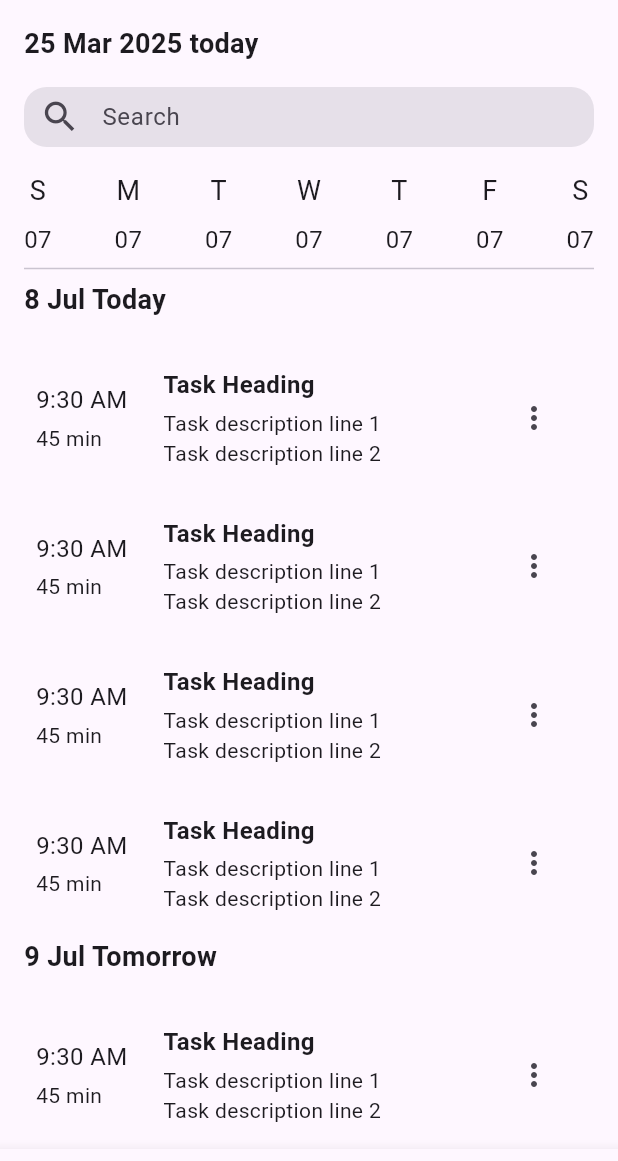
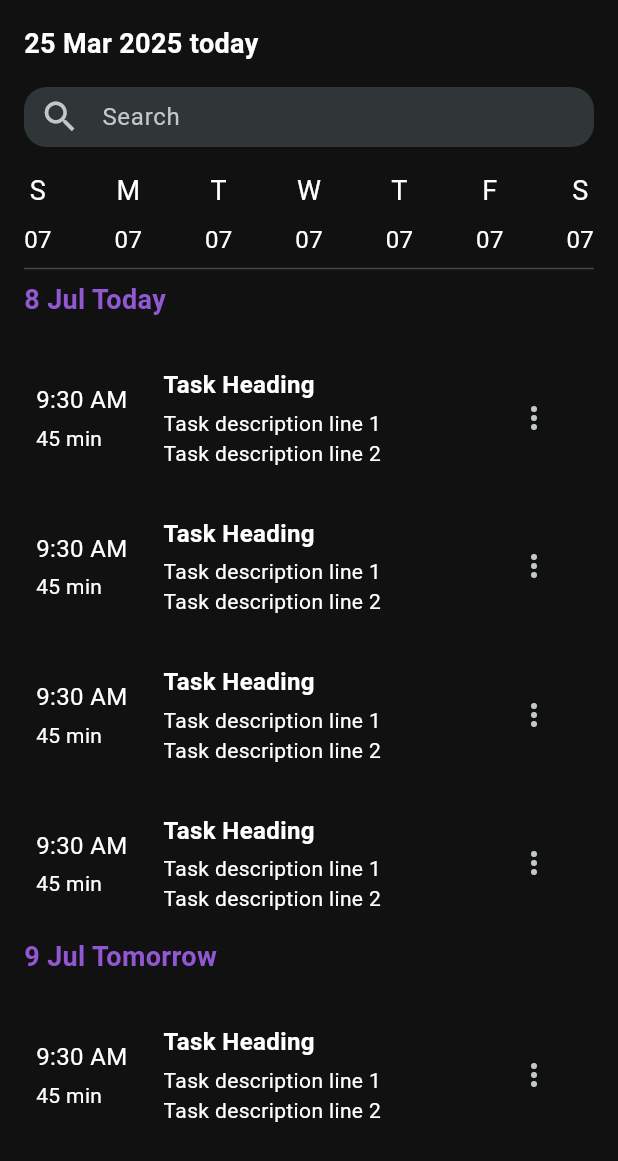
Before and after one commit to AdilUbaid/freezflow, a Flutter app: the screen it shows after launch, on a phone screen of 412 x 824 dp. Shown: the top 1161 px of the screen. Run offline on Flutter 3.47's test engine with Material 3 defaults, Android fonts, the phone set to English and light mode, and no system bars; our stand-ins replace easy_date_timeline, flex_color_scheme, flutter_hooks, hooks_riverpod.

Commit message:
theme initial setup

```diff
--- a/lib/main.dart
+++ b/lib/main.dart
@@ -1,7 +1,9 @@
 import 'package:flex_color_scheme/flex_color_scheme.dart';
+import 'package:flutter/foundation.dart';
 import 'package:flutter/material.dart';
 import 'package:flutter/services.dart';
-import 'package:freezflow/ui/home/color.dart';
+import 'package:freezflow/theme/app_theme.dart';
+// import 'package:freezflow/ui/home/color.dart';
 import 'package:freezflow/ui/home/home_screen.dart';
 import 'package:freezflow/ui/main_page.dart';
 
@@ -14,12 +16,19 @@ class MyApp extends StatelessWidget {
 
   @override
   Widget build(BuildContext context) {
-    SystemChrome.setSystemUIOverlayStyle(const SystemUiOverlayStyle(
-        statusBarColor: AppColors.background,
-        statusBarIconBrightness: Brightness.light));
+    SystemChrome.setSystemUIOverlayStyle(
+      const SystemUiOverlayStyle(
+          // statusBarColor: AppColors.background,
+          // statusBarIconBrightness: Brightness.light,
+          ),
+    );
     return MaterialApp(
       debugShowCheckedModeBanner: false,
-      darkTheme: FlexThemeData.dark(scheme: FlexScheme.green),
+      theme: AppTheme.dark,
+      // The Mandy red, dark theme.
+      darkTheme: AppTheme.dark,
+      // Use dark or light theme based on system setting.
+      themeMode: ThemeMode.system,
       home: const HomeScreen(),
     );
   }
--- a/lib/ui/components/timeline_view.dart
+++ b/lib/ui/components/timeline_view.dart
@@ -63,7 +63,9 @@ class TimelineView extends StatelessWidget {
               ),
             ),
             todayHighlightStyle: TodayHighlightStyle.withBackground,
-            todayHighlightColor: colorScheme.primaryContainer.withValues(alpha:0.3)),timeLineProps: const EasyTimeLineProps(separatorPadding: 16),
+            todayHighlightColor:
+                colorScheme.primaryContainer.withValues(alpha: 0.3)),
+        timeLineProps: const EasyTimeLineProps(separatorPadding: 16),
       ),
     );
   }
--- a/lib/ui/home/home_screen.dart
+++ b/lib/ui/home/home_screen.dart
@@ -1,5 +1,7 @@
+import 'package:flex_color_scheme/flex_color_scheme.dart';
 import 'package:flutter/material.dart';
-import 'package:freezflow/ui/home/color.dart';
+import 'package:freezflow/theme/app_theme.dart';
+// import 'package:freezflow/ui/home/color.dart';
 import 'package:intl/intl.dart';
 
 class HomeScreen extends StatelessWidget {
@@ -9,7 +11,7 @@ class HomeScreen extends StatelessWidget {
     String formattedDate = DateFormat('dd MMM yyyy').format(DateTime.now());
 
     return Scaffold(
-      backgroundColor: AppColors.background,
+      // backgroundColor: AppColors.background,
       body: SafeArea(
         child: Padding(
           padding: const EdgeInsets.all(16.0),
@@ -21,24 +23,26 @@ class HomeScreen extends StatelessWidget {
                 style: const TextStyle(
                   fontSize: 18,
                   fontWeight: FontWeight.bold,
-                    color: AppColors.primaryText),
+                  // color: AppColors.primaryText,
+                ),
               ),
               const SizedBox(height: 16),
               SizedBox(
                 height: 40,
                 child: TextField(
                   textAlignVertical: const TextAlignVertical(y: 1),
-                  cursorColor: AppColors.primaryText,
+                  // cursorColor: AppColors.primaryText,
                   decoration: InputDecoration(
                     prefixIcon: const Icon(
                       Icons.search,
-                      color: AppColors.primaryIconHighlight,
+                      // color: AppColors.primaryIconHighlight,
                       size: 27,
                     ),
                     hintText: 'Search',
-                    hintStyle: const TextStyle(color: AppColors.primaryText),
+                    hintStyle:
+                        const TextStyle(/*color: AppColors.primaryText*/),
                     filled: true,
-                    fillColor: AppColors.secondaryAccent,
+                    // fillColor: AppColors.secondaryAccent,
                     border: OutlineInputBorder(
                       borderRadius: BorderRadius.circular(15),
                       borderSide: BorderSide.none,
@@ -53,13 +57,21 @@ class HomeScreen extends StatelessWidget {
                   for (var day in ['S', 'M', 'T', 'W', 'T', 'F', 'S'])
                     Column(
                       children: [
-                        Text(day,
+                        Text(
+                          day,
                           style: const TextStyle(
-                                fontSize: 18, color: AppColors.primaryText)),
+                            fontSize: 18,
+                            // color: AppColors.primaryText,
+                          ),
+                        ),
                         const SizedBox(height: 8),
-                        const Text('07',
+                        const Text(
+                          '07',
                           style: TextStyle(
-                                fontSize: 16, color: AppColors.primaryText)),
+                            fontSize: 16,
+                            // color: AppColors.primaryText,
+                          ),
+                        ),
                       ],
                     ),
                 ],
@@ -79,8 +91,8 @@ class HomeScreen extends StatelessWidget {
         ),
       ),
       bottomNavigationBar: BottomNavigationBar(
-        backgroundColor: AppColors.background,
-        fixedColor: AppColors.background,
+        // backgroundColor:
+        // fixedColor: AppColors.background,
         items: const [
           BottomNavigationBarItem(
             icon: Icon(Icons.home),
@@ -116,10 +128,11 @@ class TaskDateSection extends StatelessWidget {
       children: [
         Text(
           date,
-          style: const TextStyle(
+          style: TextStyle(
             fontSize: 18,
             fontWeight: FontWeight.bold,
-              color: AppColors.primaryAccent),
+            color: AppTheme.dark.colorScheme.secondary,
+          ),
         ),
         const SizedBox(height: 16),
         const TaskRow(
@@ -175,13 +188,21 @@ class TaskRow extends StatelessWidget {
           Column(
             crossAxisAlignment: CrossAxisAlignment.start,
             children: [
-              Text(time,
+              Text(
+                time,
                 style: const TextStyle(
-                      fontSize: 16, color: AppColors.secondaryText)),
+                  fontSize: 16,
+                  // color: AppColors.secondaryText,
+                ),
+              ),
               const SizedBox(height: 4),
-              Text(duration,
+              Text(
+                duration,
                 style: const TextStyle(
-                      fontSize: 14, color: AppColors.primaryText)),
+                  fontSize: 14,
+                  // color: AppColors.primaryText,
+                ),
+              ),
             ],
           ),
           const SizedBox(width: 16),
@@ -189,7 +210,7 @@ class TaskRow extends StatelessWidget {
             child: Container(
               decoration: BoxDecoration(
                 borderRadius: BorderRadius.circular(15),
-                color: AppColors.secondaryAccent,
+                // color: AppColors.secondaryAccent,
               ),
               child: Padding(
                 padding: const EdgeInsets.all(8.0),
@@ -199,21 +220,28 @@ class TaskRow extends StatelessWidget {
                     Column(
                       crossAxisAlignment: CrossAxisAlignment.start,
                       children: [
-                        Text(title,
+                        Text(
+                          title,
                           style: const TextStyle(
                             fontSize: 16,
                             fontWeight: FontWeight.bold,
-                                color: AppColors.primaryText)),
+                            // color: AppColors.primaryText,
+                          ),
+                        ),
                         const SizedBox(height: 4),
-                        Text(description,
+                        Text(
+                          description,
                           style: const TextStyle(
-                                fontSize: 14, color: AppColors.primaryText)),
+                            fontSize: 14,
+                            // color: AppColors.primaryText,
+                          ),
+                        ),
                       ],
                     ),
                     IconButton(
                       icon: const Icon(
                         Icons.more_vert,
-                        color: AppColors.primaryText,
+                        // color: AppColors.primaryText,
                       ),
                       onPressed: () {
                         // Handle more button pressed
```
Lines whose indentation alone changed are shown as unchanged.
